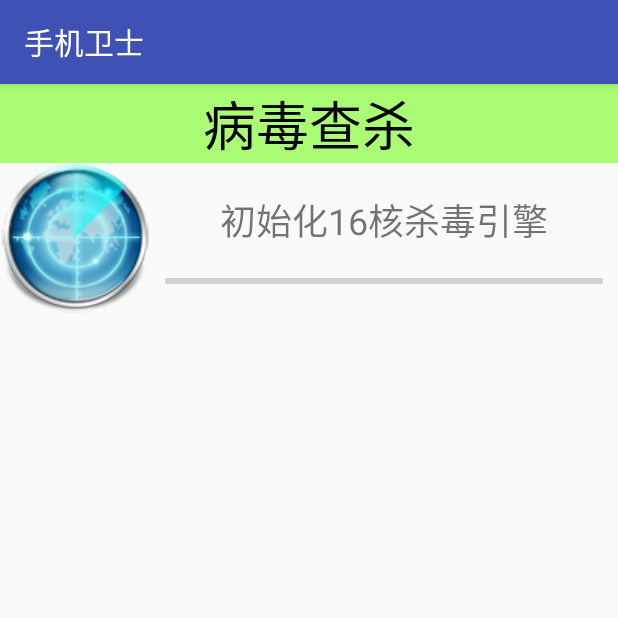
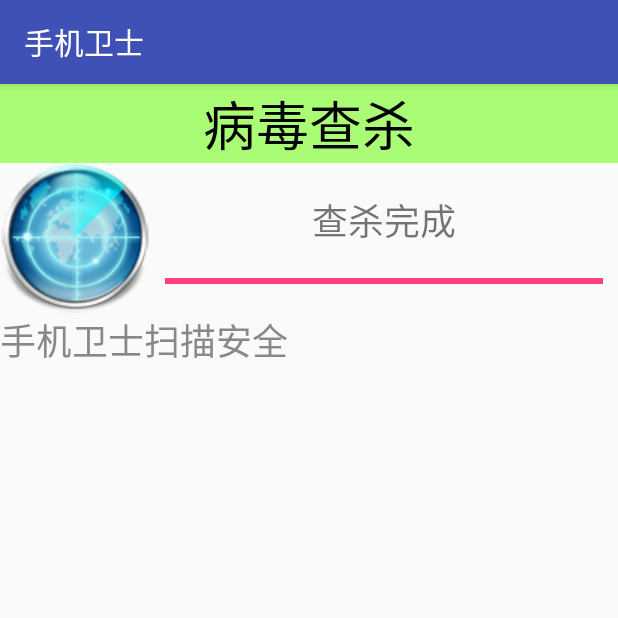
Before and after one commit to wuyinlei/MobileSafe, an Android app: the AntivirusActivity screen opened directly, with no data from a screen before it, on a phone screen of 412 x 824 dp, the top half of it. Run offline under Robolectric (Android 15) with nearby library versions, the phone set to English and light mode, and no system bars; 3 statements that could not run were skipped.

Commit message:
加入病毒查杀功能

```diff
--- a/src/main/java/com/example/mobilesafe/activity/AntivirusActivity.java
+++ b/src/main/java/com/example/mobilesafe/activity/AntivirusActivity.java
@@ -2,15 +2,24 @@ package com.example.mobilesafe.activity;
 
 import android.content.pm.PackageInfo;
 import android.content.pm.PackageManager;
+import android.graphics.Color;
 import android.os.Bundle;
+import android.os.Handler;
+import android.os.Message;
+import android.os.SystemClock;
 import android.support.v7.app.AppCompatActivity;
 import android.view.animation.Animation;
 import android.view.animation.RotateAnimation;
+import android.view.animation.ScaleAnimation;
+import android.widget.EdgeEffect;
 import android.widget.ImageView;
+import android.widget.LinearLayout;
 import android.widget.ProgressBar;
+import android.widget.TextView;
 
 import com.example.mobilesafe.R;
 import com.example.mobilesafe.bean.APPinfo;
+import com.example.mobilesafe.db.AntivirusDao;
 import com.example.mobilesafe.engine.AppInfos;
 import com.example.mobilesafe.engine.TaskInfoParser;
 import com.example.mobilesafe.utils.MD5Utils;
@@ -22,8 +31,31 @@ import java.util.List;
  */
 public class AntivirusActivity extends AppCompatActivity {
 
+    /**
+     * 扫描前
+     */
+    private static final int BEGIN = 0;
+
+    /**
+     * 扫描中
+     */
+    private static final int SCANING = 1;
+
+    /**
+     * 扫描结束
+     */
+    private static final int FINISH = 2;
+
+
     private ImageView ivScanning;
     private ProgressBar progressBar;
+    private TextView tv_init_virus;
+    private LinearLayout ll_content;
+
+
+    private ScanInfo scanInfo;
+    private Message message;
+    private int size;
 
     @Override
     protected void onCreate(Bundle savedInstanceState) {
@@ -36,13 +68,14 @@ public class AntivirusActivity extends AppCompatActivity {
     }
 
 
-
     /**
      * 初始化布局控件
      */
     private void initialize() {
         ivScanning = (ImageView) findViewById(R.id.iv_scanning);
         progressBar = (ProgressBar) findViewById(R.id.progressBar);
+        tv_init_virus = (TextView) findViewById(R.id.tv_init_virus);
+        ll_content = (LinearLayout) findViewById(R.id.ll_content);
         initAnimation();
 
     }
@@ -67,16 +100,55 @@ public class AntivirusActivity extends AppCompatActivity {
         ivScanning.startAnimation(rotateAnimation);
     }
 
+    private Handler handler = new Handler() {
+        @Override
+        public void handleMessage(Message msg) {
+            super.handleMessage(msg);
+            switch (msg.what) {
+                case BEGIN:
+                    tv_init_virus.setText("初始化16核杀毒引擎");
+                    break;
+                case SCANING:
+                    tv_init_virus.setText("正在查杀病毒");
+
+                    TextView child = new TextView(AntivirusActivity.this);
+                    ScanInfo scanInfo = (ScanInfo) msg.obj;
+
+                    child.setTextSize(24);
+                    if (!scanInfo.desc) {
+                        //如果为false为没有病毒
+                        child.setText(scanInfo.appName + "扫描安全");
+                        child.setTextColor(Color.GRAY);
+                    } else {
+                        child.setText(scanInfo.appName + "有病毒");
+                        child.setTextColor(Color.RED);
+                    }
+                    ll_content.addView(child);
+
+                    break;
+                case FINISH:
+                    tv_init_virus.setText("查杀完成");
+                    ivScanning.clearAnimation();//停止动画
+                    break;
+            }
+        }
+    };
+
     /**
      * 初始化数据
      */
     private void initData() {
 
 
-        new Thread(){
+        new Thread() {
             @Override
             public void run() {
                 super.run();
+
+
+                message = Message.obtain();
+                message.what = BEGIN;
+
                 /**
                  * 获取到手机上的所有的安装的软件
                  *//*
@@ -87,13 +159,29 @@ public class AntivirusActivity extends AppCompatActivity {
                     String apkName = appInfo.getApkName();
                 }*/
 
+                scanInfo = new ScanInfo();
+
                 PackageManager packageManager = getPackageManager();
 
                 List<PackageInfo> installedPackages = packageManager.getInstalledPackages(0);
 
-                for (PackageInfo packageInfo:installedPackages) {
+                //获得总共有多少个应用程序
+                size = installedPackages.size();
+
+                int process = 0;
+
+                //设置进度条的最大值
+                progressBar.setMax(size);
+
+                for (PackageInfo packageInfo : installedPackages) {
                     //得到应用程序的名字
-                    String appName =  packageInfo.applicationInfo.loadLabel(packageManager).toString();
+                    String appName = packageInfo.applicationInfo.loadLabel(packageManager).toString();
+
+                    //得到应用的名字
+                    scanInfo.appName = appName;
+
+                    //得到应用的包名
+                    scanInfo.packageName = packageInfo.applicationInfo.packageName;
 
                     //首先需要获取到每个程序所在的位置
                     String sourceDir = packageInfo.applicationInfo.sourceDir;
@@ -102,15 +190,44 @@ public class AntivirusActivity extends AppCompatActivity {
                     String md5 = MD5Utils.getFileMd5(sourceDir);
 
                     //判断当前文件的MD5值是否在病毒数据库中
+                    String desc = AntivirusDao.checkFileVirus(md5);
+
+
+                    if (desc == null) {
+                        //如果当前的描述信息等于null，代表没有病毒
+                        scanInfo.desc = false;
+                    } else {
+                        scanInfo.desc = true;
+                    }
+
+                    process++;
+
+                    SystemClock.sleep(100);
+                    progressBar.setProgress(process);
+
+                    message = Message.obtain();
+
+                    message.what = SCANING;
+                    message.obj = scanInfo;
+
+                    handler.sendMessage(message);
 
                 }
 
+                message = Message.obtain();
+                message.what = FINISH;
+                handler.sendMessage(message);
 
             }
         }.start();
 
 
+    }
 
+    static class ScanInfo {
+        boolean desc;
+        String appName;
+        String packageName;
     }
 
 }
--- a/src/main/java/com/example/mobilesafe/activity/SplashActivity.java
+++ b/src/main/java/com/example/mobilesafe/activity/SplashActivity.java
@@ -57,6 +57,8 @@ public class SplashActivity extends AppCompatActivity implements View.OnClickLis
 
         createShortcut();
 
+        updateVirus();
+
         //判断是否自动更新
         boolean autoUpdate = mPres.getBoolean("auto_update", true);
         if (autoUpdate) {
@@ -65,6 +67,16 @@ public class SplashActivity extends AppCompatActivity implements View.OnClickLis
             handler.sendEmptyMessageAtTime(CODE_CENTER_HOME, 2000);
         }
         initControl();
+    }
+
+    /**
+     * 更新病毒数据库
+     */
+    private void updateVirus() {
+
+
+
+
     }
 
     /**
--- /dev/null
+++ b/src/main/java/com/example/mobilesafe/db/AntivirusDao.java
@@ -0,0 +1,49 @@
+package com.example.mobilesafe.db;
+
+import android.database.Cursor;
+import android.database.sqlite.SQLiteDatabase;
+
+/**
+ * Created by 若兰 on 2016/1/5.
+ * 一个懂得了编程乐趣的小白，希望自己
+ * 能够在这个道路上走的很远，也希望自己学习到的
+ * 知识可以帮助更多的人,分享就是学习的一种乐趣
+ * QQ:1069584784
+ * csdn:http://blog.csdn.net/wuyinlei
+ */
+
+public class AntivirusDao {
+
+    //该路径必须是一下的这个目录
+    public static final String PATH = "data/data/com.example.mobilesafe/files/antivirus.db";
+
+    /**
+     * 检查当前的md5值是否在数据库中
+     *
+     * @param md5
+     * @return
+     */
+    public static String checkFileVirus(String md5) {
+
+        String desc = null;
+        //拿到数据库对象
+        /**
+         * openDatabase()这个api只支持从他默认的路径下打开数据库文件，不支持直接打开assets目录下的文件
+         * 所以我们通过流的复制，把这个assets目录下的文件复制到了"data/data/com.example.mobilesafe/files"
+         * 这个目录下，以达到我们可以读取数据库文件
+         */
+        SQLiteDatabase db = SQLiteDatabase.openDatabase(PATH, null, SQLiteDatabase.OPEN_READONLY);
+
+        String sql = "select desc from datable where md5 = ?";
+
+        //查询当前的md5是否在数据库中
+        Cursor cursor = db.rawQuery(sql, new String[]{md5});
+
+        //判断当前的游标是否可以移动
+        if (cursor.moveToNext()) {
+            //如果可以移动，就代表有病毒，然后把详细信息得到
+            desc = cursor.getString(0);
+        }
+        return desc;
+    }
+}
--- a/src/main/java/com/example/mobilesafe/engine/TaskInfoParser.java
+++ b/src/main/java/com/example/mobilesafe/engine/TaskInfoParser.java
@@ -26,7 +26,9 @@ import java.util.List;
 
 public class TaskInfoParser {
 
-    //获取到所有的线程的信息
+    /**
+     *  获取到所有的线程的信息
+     */
     public static List<TaskInfo> getTaskInfos(Context context) {
 
         List<TaskInfo> taskInfos = new ArrayList<TaskInfo>();
--- a/src/main/res/layout/activity_antivirus.xml
+++ b/src/main/res/layout/activity_antivirus.xml
@@ -38,6 +38,7 @@
             android:orientation="vertical">
 
             <TextView
+                android:id="@+id/tv_init_virus"
                 android:layout_width="match_parent"
                 android:layout_height="wrap_content"
                 android:layout_marginTop="10dp"
@@ -54,8 +55,18 @@
                 android:layout_marginRight="10dp"
                 android:layout_marginTop="10dp" />
         </LinearLayout>
+
     </LinearLayout>
+<ScrollView
+    android:layout_width="match_parent"
+    android:layout_height="match_parent">
+    <LinearLayout
+        android:id="@+id/ll_content"
+        android:orientation="vertical"
+        android:layout_width="match_parent"
+        android:layout_height="wrap_content"/>
 
+</ScrollView>
 
 
 </LinearLayout>
```
